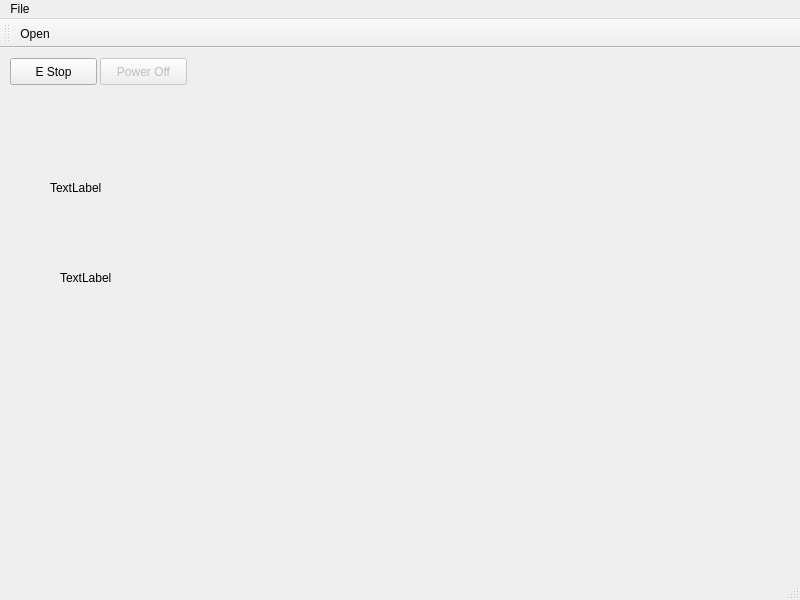
jethornton/EMC6, file emc/src/emc.ui: the form before one commit.
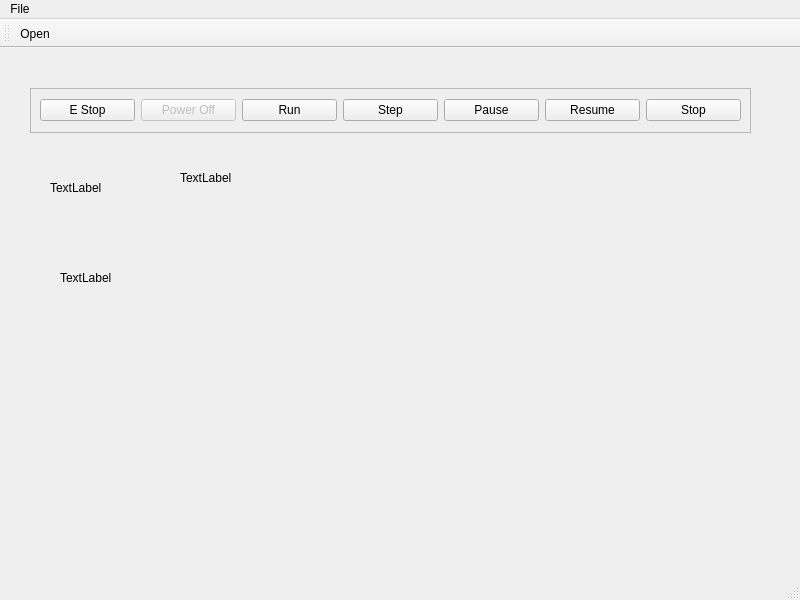
The form after the commit.

```diff
--- a/emc/src/emc.ui
+++ b/emc/src/emc.ui
@@ -14,35 +14,6 @@
    <string>MainWindow</string>
   </property>
   <widget class="QWidget" name="centralwidget">
-   <widget class="QPushButton" name="estop_pb">
-    <property name="geometry">
-     <rect>
-      <x>10</x>
-      <y>10</y>
-      <width>87</width>
-      <height>27</height>
-     </rect>
-    </property>
-    <property name="text">
-     <string>E Stop</string>
-    </property>
-   </widget>
-   <widget class="QPushButton" name="power_pb">
-    <property name="enabled">
-     <bool>false</bool>
-    </property>
-    <property name="geometry">
-     <rect>
-      <x>100</x>
-      <y>10</y>
-      <width>87</width>
-      <height>27</height>
-     </rect>
-    </property>
-    <property name="text">
-     <string>Power Off</string>
-    </property>
-   </widget>
    <widget class="QLabel" name="estop_status_lb">
     <property name="geometry">
      <rect>
@@ -69,6 +40,86 @@
      <string>TextLabel</string>
     </property>
    </widget>
+   <widget class="QFrame" name="frame">
+    <property name="geometry">
+     <rect>
+      <x>30</x>
+      <y>40</y>
+      <width>721</width>
+      <height>45</height>
+     </rect>
+    </property>
+    <property name="frameShape">
+     <enum>QFrame::StyledPanel</enum>
+    </property>
+    <layout class="QGridLayout" name="gridLayout">
+     <item row="0" column="1">
+      <widget class="QPushButton" name="power_pb">
+       <property name="enabled">
+        <bool>false</bool>
+       </property>
+       <property name="text">
+        <string>Power Off</string>
+       </property>
+      </widget>
+     </item>
+     <item row="0" column="3">
+      <widget class="QPushButton" name="step_pb">
+       <property name="text">
+        <string>Step</string>
+       </property>
+      </widget>
+     </item>
+     <item row="0" column="0">
+      <widget class="QPushButton" name="estop_pb">
+       <property name="text">
+        <string>E Stop</string>
+       </property>
+      </widget>
+     </item>
+     <item row="0" column="5">
+      <widget class="QPushButton" name="resume_pb">
+       <property name="text">
+        <string>Resume</string>
+       </property>
+      </widget>
+     </item>
+     <item row="0" column="2">
+      <widget class="QPushButton" name="run_pb">
+       <property name="text">
+        <string>Run</string>
+       </property>
+      </widget>
+     </item>
+     <item row="0" column="4">
+      <widget class="QPushButton" name="pause_pb">
+       <property name="text">
+        <string>Pause</string>
+       </property>
+      </widget>
+     </item>
+     <item row="0" column="6">
+      <widget class="QPushButton" name="stop_pb">
+       <property name="text">
+        <string>Stop</string>
+       </property>
+      </widget>
+     </item>
+    </layout>
+   </widget>
+   <widget class="QLabel" name="status_lb">
+    <property name="geometry">
+     <rect>
+      <x>180</x>
+      <y>120</y>
+      <width>141</width>
+      <height>19</height>
+     </rect>
+    </property>
+    <property name="text">
+     <string>TextLabel</string>
+    </property>
+   </widget>
   </widget>
   <widget class="QMenuBar" name="menubar">
    <property name="geometry">
```
Left out of the diff: 2 changed lines with no effect on the pictures.
